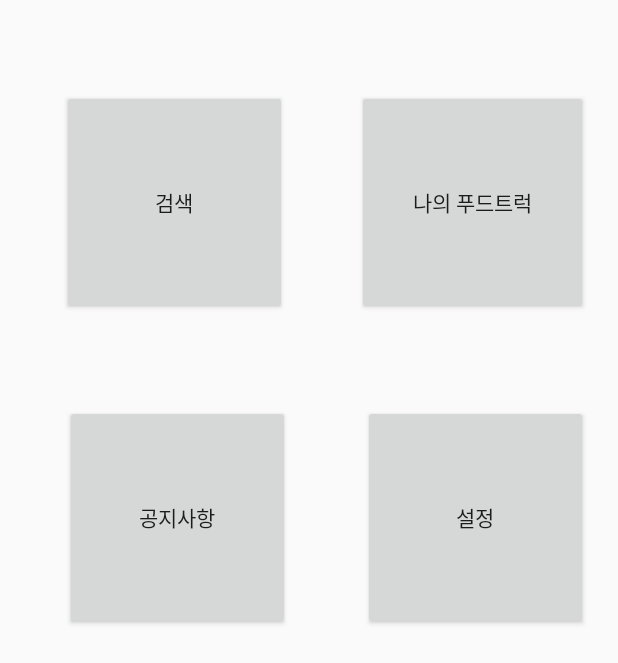
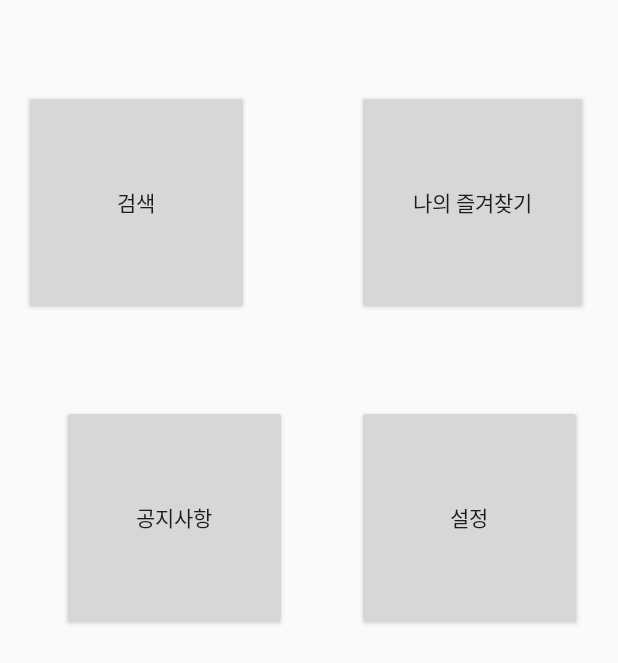
Before and after one commit to Haejoon0313/2017Fall_FoodTruck, an Android app: the layout activity_main.xml on its own in the app's theme, with its tools: preview values and no code run, on a phone screen of 412 x 824 dp. Shown: the top 663 px of the screen. Run offline under Robolectric (Android 15) with nearby library versions, the light colour scheme and no system bars.

Commit message:
즐겨찾기 추가

```diff
--- a/FoodTruck/app/src/main/AndroidManifest.xml
+++ b/FoodTruck/app/src/main/AndroidManifest.xml
@@ -25,7 +25,8 @@
         <activity android:name=".SearchActivity" />
         <activity android:name=".NoticeActivity" />
         <activity android:name=".SettingActivity" />
-        <activity android:name=".Main2Activity"></activity>
+        <activity android:name=".Main2Activity" />
+        <activity android:name=".favoriteActivity"></activity>
     </application>
 
 </manifest>
--- a/FoodTruck/app/src/main/res/layout/activity_main2.xml
+++ b/FoodTruck/app/src/main/res/layout/activity_main.xml
@@ -20,12 +20,12 @@
         app:layout_constraintTop_toTopOf="parent" />
 
     <Button
-        android:id="@+id/FT_create"
+        android:id="@+id/favoriteButton"
         android:layout_width="154dp"
         android:layout_height="150dp"
         android:layout_marginEnd="20dp"
         android:layout_marginTop="60dp"
-        android:text="나의 푸드트럭"
+        android:text="나의 즐겨찾기"
         app:layout_constraintEnd_toEndOf="parent"
         app:layout_constraintTop_toTopOf="parent" />
 
@@ -46,9 +46,9 @@
         android:id="@+id/settingButton"
         android:layout_width="150dp"
         android:layout_height="150dp"
-        android:layout_marginEnd="20dp"
+        android:layout_marginEnd="24dp"
         android:layout_marginTop="60dp"
         android:text="설정"
         app:layout_constraintEnd_toEndOf="parent"
-        app:layout_constraintTop_toBottomOf="@+id/FT_create" />
+        app:layout_constraintTop_toBottomOf="@+id/favoriteButton" />
 </android.support.constraint.ConstraintLayout>
```
Also changed, not shown: FoodTruck/app/src/main/java/com/example/john/foodtruck/MainActivity.java (+4 -4 lines), FoodTruck/app/src/main/java/com/example/john/foodtruck/favoriteActivity.java (added, +13 -0 lines), FoodTruck/app/src/main/res/layout/activity_favorite.xml (added, +9 -0 lines).
